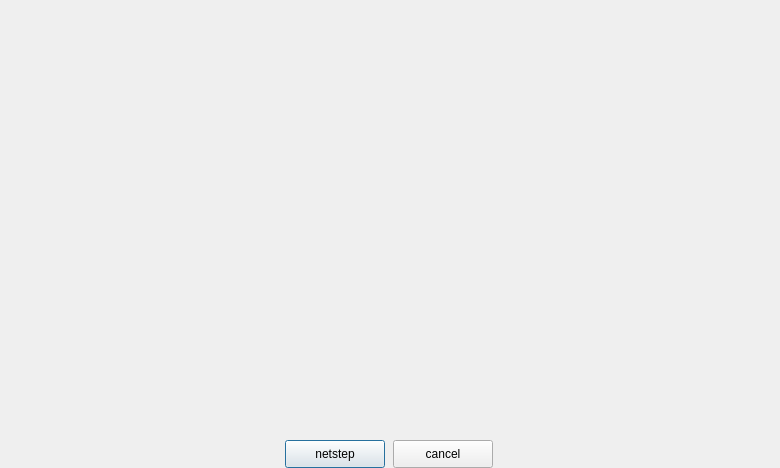
This is zentaosubmit.ui in easysoft/zenshot as Qt 5 draws it before an edit. The edited form follows.
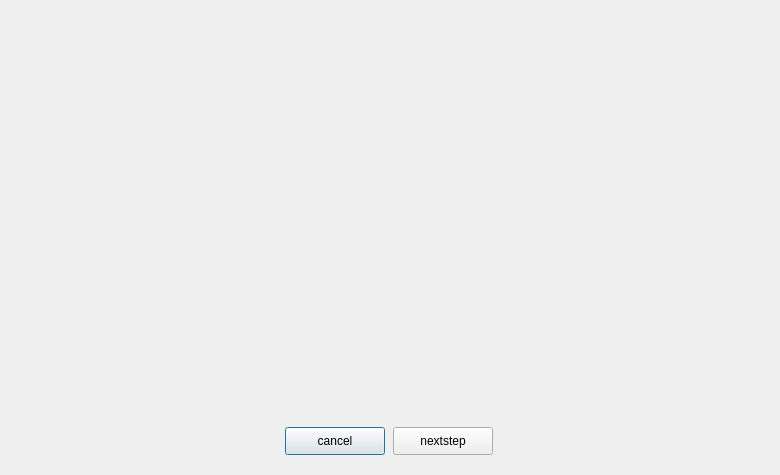
This is the edited form.

The edit to the form file:
```diff
--- a/zentaosubmit.ui
+++ b/zentaosubmit.ui
@@ -7,13 +7,13 @@
     <x>0</x>
     <y>0</y>
     <width>780</width>
-    <height>468</height>
+    <height>475</height>
    </rect>
   </property>
   <property name="maximumSize">
    <size>
     <width>780</width>
-    <height>468</height>
+    <height>475</height>
    </size>
   </property>
   <property name="windowTitle">
@@ -59,25 +59,9 @@
        <property name="rightMargin">
         <number>280</number>
        </property>
-       <item>
-        <widget class="QPushButton" name="btnNext">
-         <property name="minimumSize">
-          <size>
-           <width>100</width>
-           <height>28</height>
-          </size>
-         </property>
-         <property name="maximumSize">
-          <size>
-           <width>100</width>
-           <height>28</height>
-          </size>
-         </property>
-         <property name="text">
-          <string>netstep</string>
-         </property>
-        </widget>
-       </item>
+       <property name="bottomMargin">
+        <number>20</number>
+       </property>
        <item>
         <widget class="QPushButton" name="btnCancel">
          <property name="minimumSize">
@@ -97,6 +81,25 @@
          </property>
         </widget>
        </item>
+       <item>
+        <widget class="QPushButton" name="btnNext">
+         <property name="minimumSize">
+          <size>
+           <width>100</width>
+           <height>28</height>
+          </size>
+         </property>
+         <property name="maximumSize">
+          <size>
+           <width>100</width>
+           <height>28</height>
+          </size>
+         </property>
+         <property name="text">
+          <string>nextstep</string>
+         </property>
+        </widget>
+       </item>
       </layout>
      </item>
     </layout>
```
